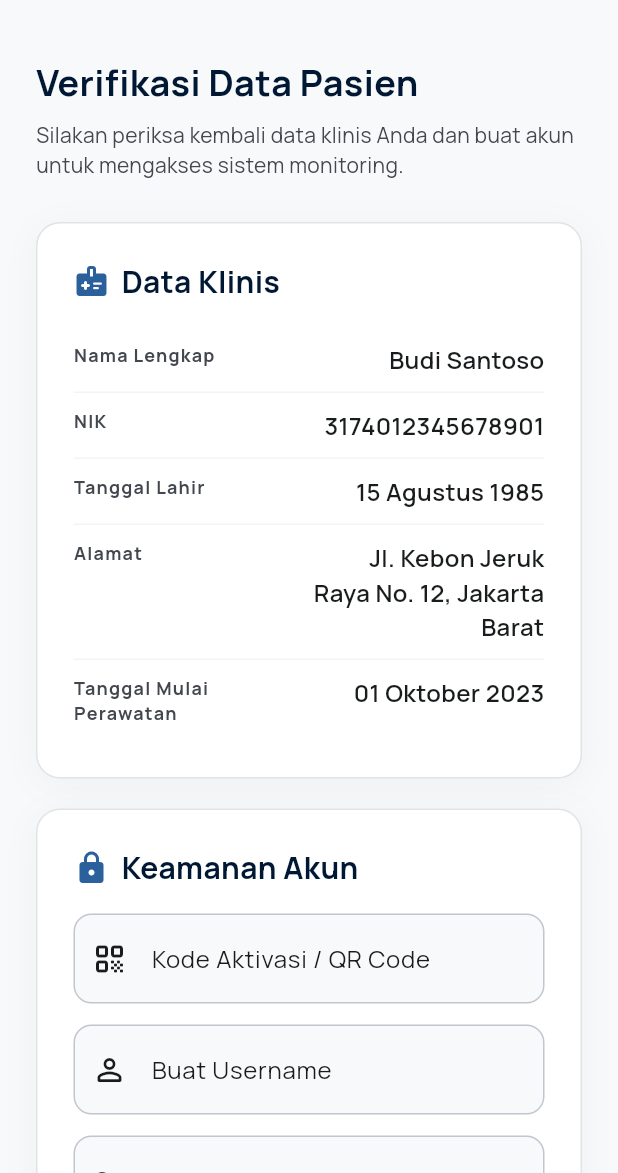
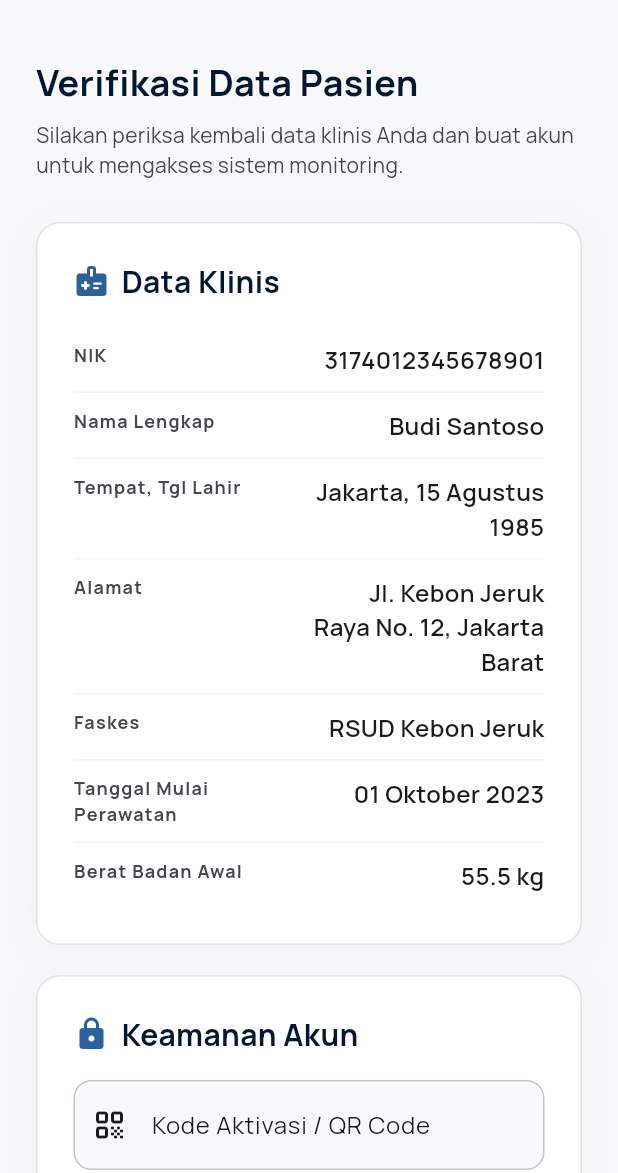
Before and after one commit to Wisam23-am/TBConnect, a Flutter app: the PatientRegisterScreen screen opened directly, on a phone screen of 412 x 824 dp, the part 63-1236 px from its top. Run offline on Flutter 3.47's test engine with Material 3 defaults, Android fonts, the phone set to English and light mode, and no system bars; our stand-ins replace google_fonts, shared_preferences, supabase_flutter; accounts and stored records are empty.

Commit message:
feat: add patient registration UI and define Supabase database schema

```diff
--- a/lib/features/auth/presentation/patient_register_screen.dart
+++ b/lib/features/auth/presentation/patient_register_screen.dart
@@ -71,17 +71,30 @@ class _PatientRegisterScreenState extends State<PatientRegisterScreen> {
                     title: 'Data Klinis',
                     child: const Column(
                       children: [
-                        _DataTile(label: 'Nama Lengkap', value: 'Budi Santoso'),
-                        _DataTile(label: 'NIK', value: '3174012345678901'),
                         _DataTile(
-                            label: 'Tanggal Lahir', value: '15 Agustus 1985'),
+                            label: 'NIK',
+                            value: '3174012345678901'),
+                        _DataTile(
+                            label: 'Nama Lengkap',
+                            value: 'Budi Santoso'),
+                        _DataTile(
+                            label: 'Tempat, Tgl Lahir',
+                            value: 'Jakarta, 15 Agustus 1985'),
                         _DataTile(
                           label: 'Alamat',
                           value: 'Jl. Kebon Jeruk Raya No. 12, Jakarta Barat',
                         ),
                         _DataTile(
+                          label: 'Faskes',
+                          value: 'RSUD Kebon Jeruk',
+                        ),
+                        _DataTile(
                           label: 'Tanggal Mulai Perawatan',
                           value: '01 Oktober 2023',
+                        ),
+                        _DataTile(
+                          label: 'Berat Badan Awal',
+                          value: '55.5 kg',
                           showDivider: false,
                         ),
                       ],
```
Also changed, not shown: 1 other file.
